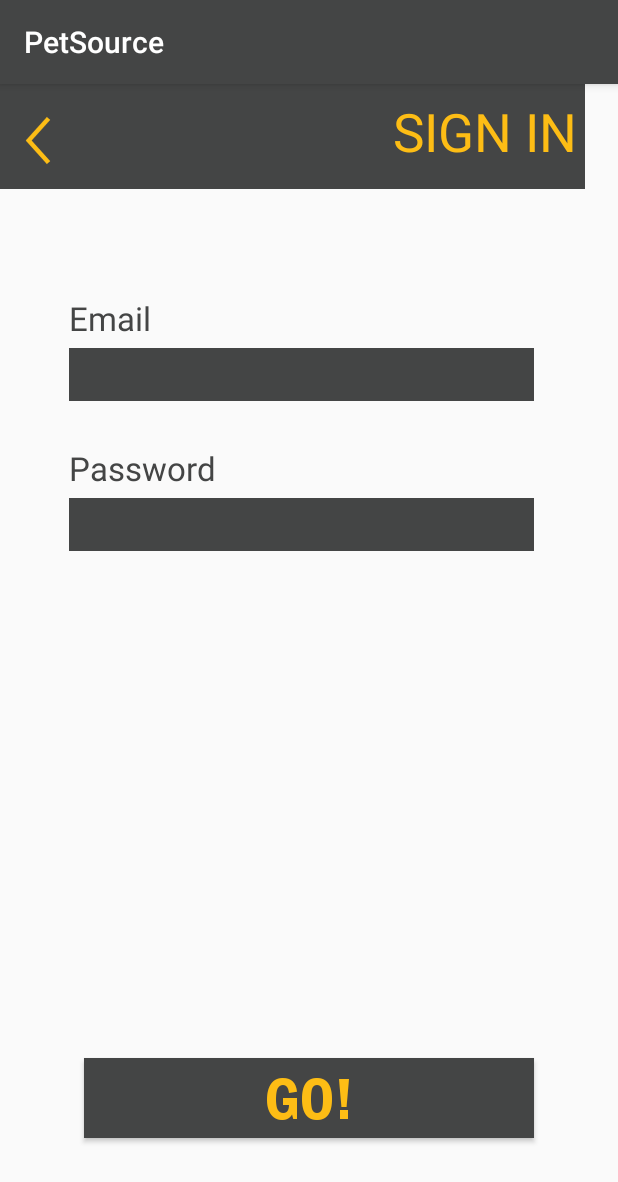
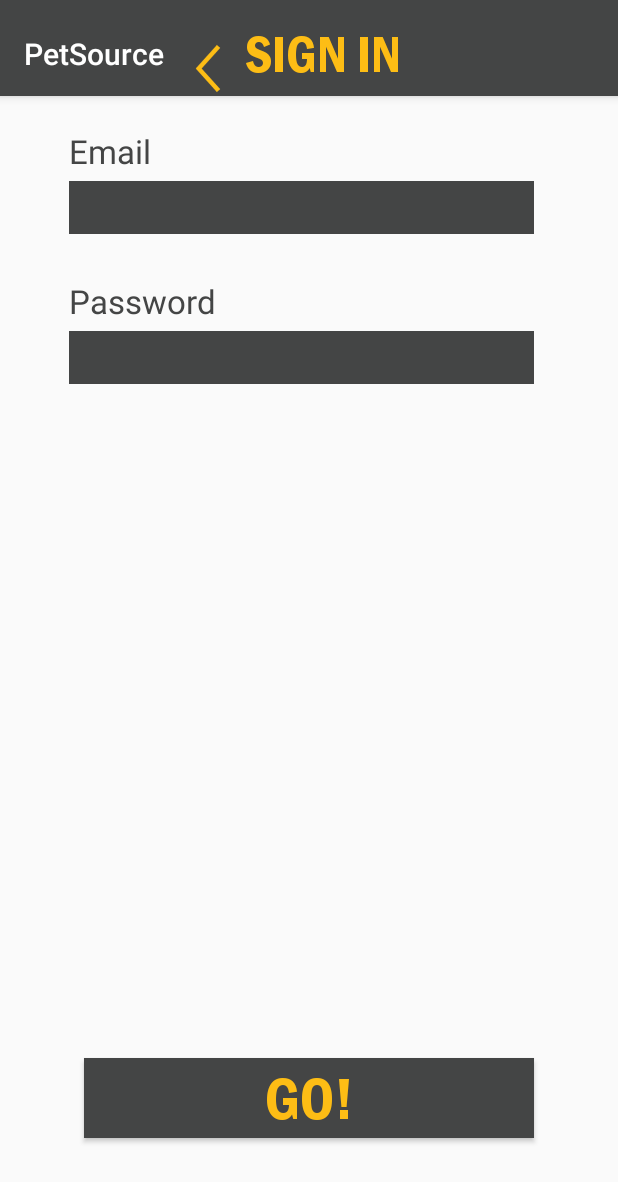
Before and after one commit to KawaiiChigga/Pet-Source, an Android app: the SigninActivity screen opened directly, with no data from a screen before it, on a phone screen of 412 x 824 dp. Shown: the top 1182 px of the screen. Run offline under Robolectric (Android 15) with nearby library versions, the phone set to English and light mode, and no system bars; 3 statements that could not run were skipped.

Commit message:
update 1.1

```diff
--- a/app/src/main/AndroidManifest.xml
+++ b/app/src/main/AndroidManifest.xml
@@ -12,7 +12,7 @@
         android:icon="@mipmap/ic_launcher"
         android:label="@string/app_name"
         android:supportsRtl="true"
-        android:theme="@style/AppTheme">
+        android:theme="@style/AppTheme.NoActionBar">
         <activity android:name=".LoginActivity">
             <intent-filter>
                 <action android:name="android.intent.action.MAIN" />
--- a/app/src/main/java/com/example/user/petsource/SigninActivity.java
+++ b/app/src/main/java/com/example/user/petsource/SigninActivity.java
@@ -5,6 +5,7 @@ import android.graphics.Typeface;
 import android.net.Uri;
 import android.support.v7.app.AppCompatActivity;
 import android.os.Bundle;
+import android.support.v7.widget.Toolbar;
 import android.view.View;
 import android.widget.Button;
 import android.widget.TextView;
@@ -17,7 +18,7 @@ import com.google.android.gms.common.api.GoogleApiClient;
 public class SigninActivity extends AppCompatActivity {
 
     Button buttonGO;
-    TextView textView5;
+    TextView lblSignTitle;
     /**
      * ATTENTION: This was auto-generated to implement the App Indexing API.
      * See https://g.co/AppIndexing/AndroidStudio for more information.
@@ -28,13 +29,17 @@ public class SigninActivity extends AppCompatActivity {
     protected void onCreate(Bundle savedInstanceState) {
         super.onCreate(savedInstanceState);
         setContentView(R.layout.activity_signin);
+
+        Toolbar toolbar = (Toolbar) findViewById(R.id.toolbar);
+        setSupportActionBar(toolbar);
+
         Typeface typeface = Typeface.createFromAsset(getAssets(), "fonts/FRADMCN.TTF");
 
         buttonGO = (Button) findViewById(R.id.btnSignGo);
         buttonGO.setTypeface(typeface);
 
-        textView5 = (TextView) findViewById(R.id.textView5);
-        textView5.setTypeface(typeface);
+        lblSignTitle = (TextView) findViewById(R.id.lblSignTitle);
+        lblSignTitle.setTypeface(typeface);
         // ATTENTION: This was auto-generated to implement the App Indexing API.
         // See https://g.co/AppIndexing/AndroidStudio for more information.
         client = new GoogleApiClient.Builder(this).addApi(AppIndex.API).build();
--- a/app/src/main/res/layout/activity_login.xml
+++ b/app/src/main/res/layout/activity_login.xml
@@ -1,9 +1,9 @@
 <?xml version="1.0" encoding="utf-8"?>
+
 <RelativeLayout xmlns:android="http://schemas.android.com/apk/res/android"
     xmlns:tools="http://schemas.android.com/tools"
     android:layout_width="match_parent"
     android:layout_height="match_parent"
-    android:theme="@style/AppTheme.NoActionBar"
     tools:context="com.example.user.petsource.LoginActivity">
 
     <ImageView
--- a/app/src/main/res/layout/activity_signin.xml
+++ b/app/src/main/res/layout/activity_signin.xml
@@ -5,19 +5,20 @@
     android:layout_width="match_parent"
     android:layout_height="match_parent"
     tools:context="com.example.user.petsource.SigninActivity">
+    <android.support.design.widget.AppBarLayout
+        android:id="@+id/appbar"
+        android:layout_width="match_parent"
+        android:layout_height="wrap_content"
+        android:paddingTop="@dimen/appbar_padding_top"
+        android:theme="@style/AppTheme.AppBarOverlay">
 
-
-
-
-    <ImageView
-        android:layout_width="390dp"
-        android:layout_height="70dp"
-        android:background="#444545"
-        android:id="@+id/imageView3"
-        android:layout_alignParentTop="true"
-        android:layout_alignParentLeft="true"
-        android:layout_alignParentStart="true" />
-
+        <android.support.v7.widget.Toolbar
+            android:id="@+id/toolbar"
+            android:layout_width="match_parent"
+            android:layout_height="?attr/actionBarSize"
+            android:background="?attr/colorPrimary"
+            app:layout_scrollFlags="scroll|enterAlways"
+            app:popupTheme="@style/AppTheme.PopupOverlay">
             <ImageButton
                 android:layout_width="50dp"
                 android:layout_height="35dp"
@@ -30,6 +31,25 @@
                 android:layout_alignParentLeft="true"
                 android:layout_alignParentStart="true"
                 android:onClick="gotoLogin"/>
+            <TextView
+                android:text="SIGN IN"
+                android:layout_width="wrap_content"
+                android:layout_height="wrap_content"
+                android:textSize="16pt"
+                android:textColor="@color/textColor"
+
+                android:id="@+id/lblSignTitle"
+                android:layout_alignBottom="@+id/imageButton"
+                android:layout_alignParentRight="true"
+                android:layout_alignParentEnd="true"
+                android:layout_marginRight="27dp"
+                android:layout_marginEnd="27dp" />
+        </android.support.v7.widget.Toolbar>
+
+
+
+    </android.support.design.widget.AppBarLayout>
+
 
     <Button
         android:text="GO!"
@@ -70,19 +90,6 @@
         android:layout_alignRight="@+id/btnSignGo"
         android:layout_alignEnd="@+id/btnSignGo" />
 
-    <TextView
-        android:layout_width="wrap_content"
-        android:layout_height="wrap_content"
-        android:textAppearance="?android:attr/textAppearanceMedium"
-        android:text="Email"
-        android:textSize="10pt"
-        android:textColor="#444545"
-        android:id="@+id/lblSignEmail"
-        android:layout_marginTop="71dp"
-        android:layout_below="@+id/imageView3"
-        android:layout_alignLeft="@+id/lblSignPassword"
-        android:layout_alignStart="@+id/lblSignPassword" />
-
     <EditText
         android:layout_width="310dp"
         android:layout_height="35dp"
@@ -96,19 +103,20 @@
         android:layout_alignLeft="@+id/lblSignEmail"
         android:layout_alignStart="@+id/lblSignEmail" />
 
+
+
     <TextView
-        android:text="SIGN IN"
         android:layout_width="wrap_content"
         android:layout_height="wrap_content"
-        android:textSize="16pt"
-        android:textColor="@color/textColor"
-
-        android:id="@+id/lblSignTitle"
-        android:layout_alignBottom="@+id/imageButton"
-        android:layout_alignParentRight="true"
-        android:layout_alignParentEnd="true"
-        android:layout_marginRight="27dp"
-        android:layout_marginEnd="27dp" />
+        android:textAppearance="?android:attr/textAppearanceMedium"
+        android:text="Email"
+        android:textSize="10pt"
+        android:textColor="#444545"
+        android:id="@+id/lblSignEmail"
+        android:layout_below="@+id/appbar"
+        android:layout_alignLeft="@+id/lblSignPassword"
+        android:layout_alignStart="@+id/lblSignPassword"
+        android:layout_marginTop="22dp" />
 
 
 </RelativeLayout>
```
Also changed, not shown: app/src/main/java/com/example/user/petsource/HomeActivity.java (+0 -12 lines), app/src/main/res/layout/fragment_home.xml (+6 -6 lines), app/src/main/res/menu/menu_home.xml (deleted, +0 -10 lines), app/src/main/res/menu/menu_tab.xml (deleted, +0 -10 lines). Lines whose indentation alone changed are shown as unchanged.
